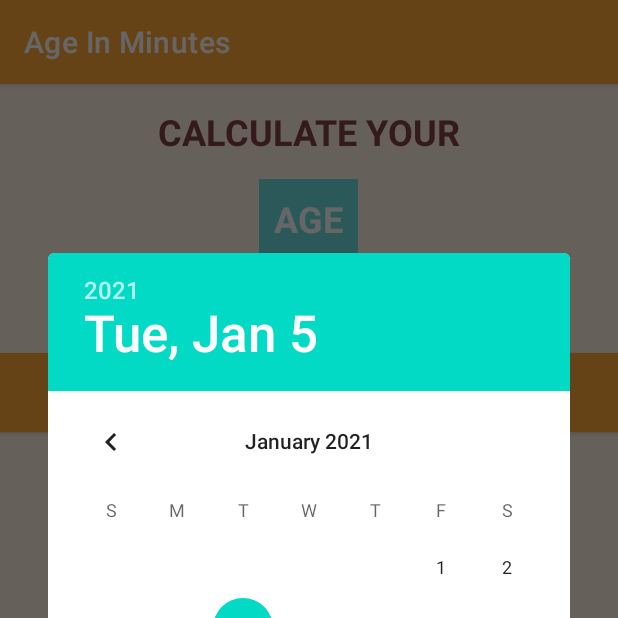
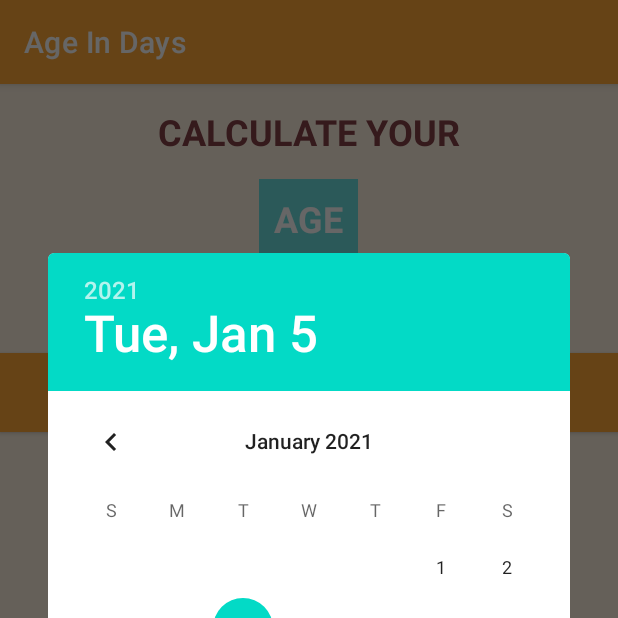
Before and after one commit to kurosh97/Age-In-Days, an Android app: the screen it shows after launch (MainActivity), after a tap on "SELECT DATE", on a phone screen of 412 x 824 dp, the top half of it. Run offline under Robolectric (Android 15) with nearby library versions, the phone set to English and light mode, and no system bars.

Commit message:
The finishing touch

```diff
--- a/app/src/main/java/com/example/ageinminutes/MainActivity.kt
+++ b/app/src/main/java/com/example/ageinminutes/MainActivity.kt
@@ -21,6 +21,7 @@ class MainActivity : AppCompatActivity() {
         setContentView(R.layout.activity_main)
 
         val btn = findViewById<Button>(R.id.btnDatePicker) as Button
+
         btn.setOnClickListener { view ->
             clickDatePicker(view)
         }
@@ -31,38 +32,39 @@ class MainActivity : AppCompatActivity() {
     @RequiresApi(Build.VERSION_CODES.N)
     fun clickDatePicker(view: View) {
 
+        val myCalander = Calendar.getInstance()
+
+        val year = myCalander.get(Calendar.YEAR)
+        val month = myCalander.get(Calendar.MONTH)
+        val day = myCalander.get(Calendar.DAY_OF_MONTH)
+
         val tvSD = findViewById<TextView>(R.id.tvSelectedDate)
         val tvSDIM = findViewById<TextView>(R.id.tvSelectedDateInMinutes)
-        val myCalander = Calendar.getInstance()
-        val year = myCalander.get(Calendar.YEAR)
-        val month = myCalander.get(Calendar.MONTH)
-        val dayOfMonth = myCalander.get(Calendar.DAY_OF_MONTH)
 
 
-        val dpd = DatePickerDialog(this, DatePickerDialog.OnDateSetListener
-        { view, SelectedYear, SelectedMonth, SelectedDayOfMonth ->
-            Toast.makeText(this,
-                    "The chosen year: $SelectedYear The chosen month: $SelectedMonth The chosen day: $SelectedDayOfMonth",
-                    Toast.LENGTH_LONG).show()
+        val dpd = DatePickerDialog(
+                this,
+                DatePickerDialog.OnDateSetListener { view, SelectedYear, SelectedMonth, SelectedDayOfMonth ->
+                    val selectedDate = "$SelectedDayOfMonth/${SelectedMonth + 1}/$SelectedYear"
+                    tvSD.setText(selectedDate)
 
-            val selectedDate = "$SelectedYear/${SelectedMonth + 1}/$SelectedDayOfMonth"
-            val sdf = SimpleDateFormat("DD/MM/YYYY")
-            val theDate = sdf.parse(selectedDate)
+                    val sdf = SimpleDateFormat("dd/MM/yyyy", Locale.ENGLISH)
+                    val theDate = sdf.parse(selectedDate)
 
-            val selectedDateInMinutes = theDate!!.time / 60000
-            tvSD.setText(theDate.toString())
+                    val selectedDateInMinutes = theDate!!.time / 60000
+                    val selectedDateInDays = selectedDateInMinutes / (60 * 24)
 
 
-            val currentDate = sdf.parse(sdf.format(System.currentTimeMillis()))
-            val currentDateInMinutes = currentDate!!.time / 60000
+                    val currentDate = sdf.parse(sdf.format(System.currentTimeMillis()))
+                    val currentDateInMinutes = currentDate!!.time / 60000
+                    val currentDateInDays = currentDateInMinutes / (60 * 24)
 
+                    val differenceInMinutes = currentDateInDays - selectedDateInDays
+                    tvSDIM.setText(differenceInMinutes.toString())
 
-            val differenceInMinutes = currentDateInMinutes - selectedDateInMinutes
-            tvSDIM.setText(differenceInMinutes.toString())
+                }, year, month, day)
 
-        }, year, month, dayOfMonth)
-        dpd.datePicker.setMaxDate(Date().time - 86400000)
-
+        dpd.datePicker.maxDate = Date().time - 86400000
         dpd.show()
     }
 }
--- a/app/src/main/res/layout/activity_main.xml
+++ b/app/src/main/res/layout/activity_main.xml
@@ -33,7 +33,7 @@
         android:layout_width="wrap_content"
         android:layout_height="wrap_content"
         android:layout_marginTop="15dp"
-        android:text="IN MINUTES"
+        android:text="IN DAYS"
         android:textColor="@color/textColor"
         android:textSize="24sp"
         android:textStyle="bold" />
@@ -80,7 +80,7 @@
         android:layout_width="wrap_content"
         android:layout_height="wrap_content"
         android:layout_marginTop="15dp"
-        android:text="In minutes till date"
+        android:text="In days till date"
         android:textColor="@color/lightGreyTextColor"
         android:textSize="20sp"
         android:textStyle="bold" />
--- a/app/src/main/res/values/strings.xml
+++ b/app/src/main/res/values/strings.xml
@@ -1,3 +1,3 @@
 <resources>
-    <string name="app_name">Age In Minutes</string>
+    <string name="app_name">Age In Days</string>
 </resources>
```
